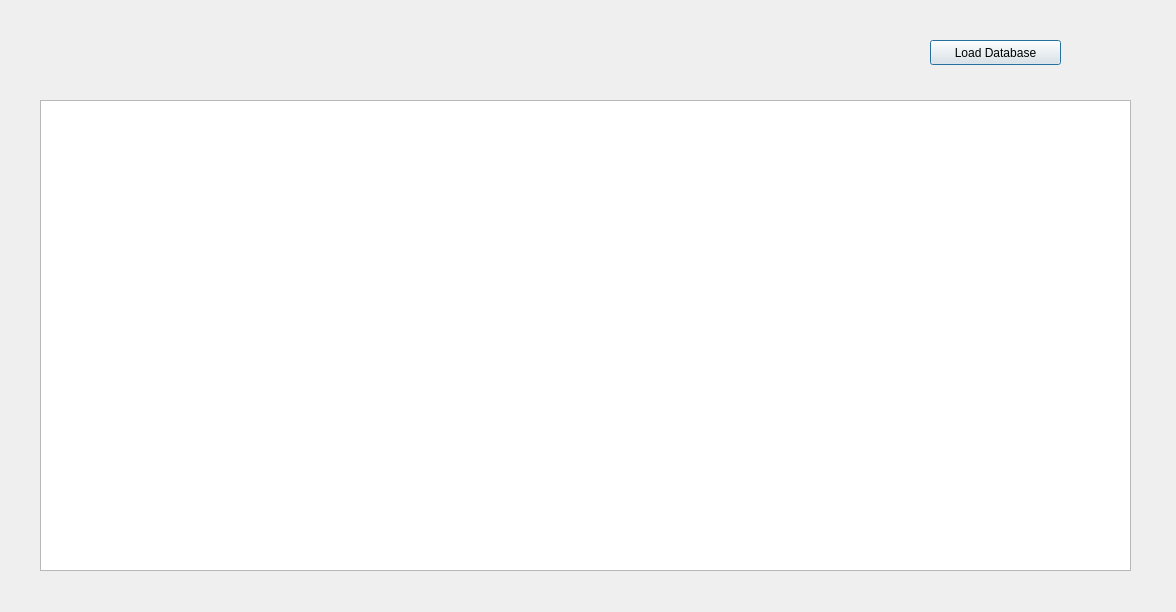
This is Vokabeltrainer/woerterbuch.ui in rschiri/Vokabeltrainer as Qt 5 draws it before an edit. The edited form follows.
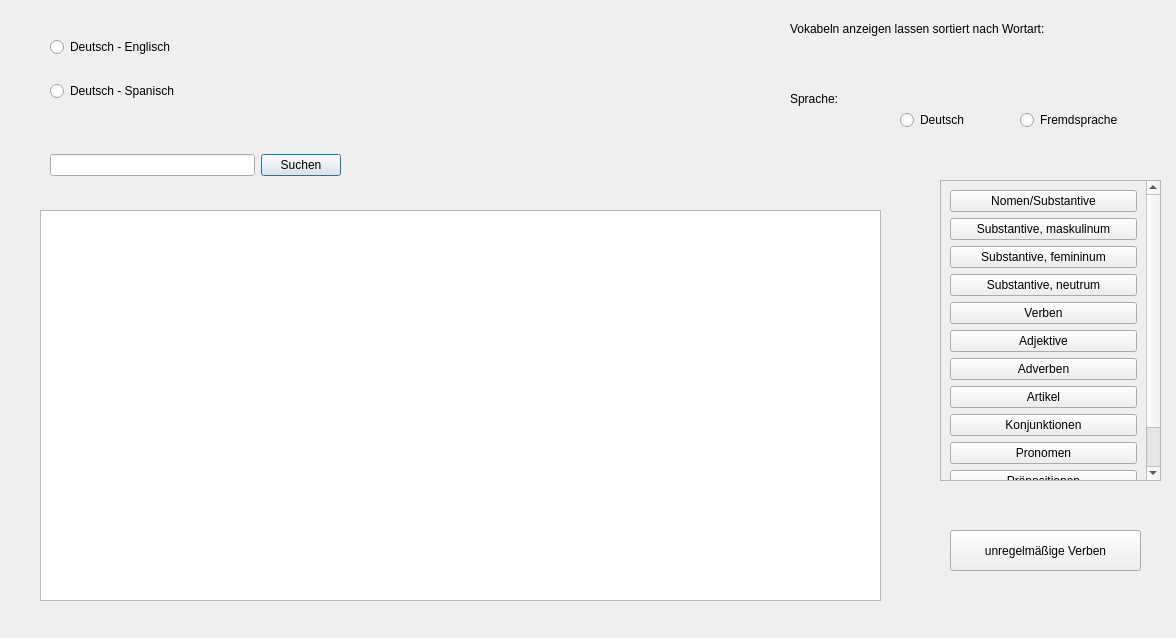
This is the edited form.

```diff
--- a/Vokabeltrainer/woerterbuch.ui
+++ b/Vokabeltrainer/woerterbuch.ui
@@ -7,35 +7,244 @@
     <x>0</x>
     <y>0</y>
     <width>1176</width>
-    <height>612</height>
+    <height>638</height>
    </rect>
   </property>
   <property name="windowTitle">
    <string>Dialog</string>
   </property>
-  <widget class="QPushButton" name="Button_LoadDatabase">
-   <property name="geometry">
-    <rect>
-     <x>930</x>
-     <y>40</y>
-     <width>131</width>
-     <height>25</height>
-    </rect>
-   </property>
-   <property name="text">
-    <string>Load Database</string>
-   </property>
-  </widget>
   <widget class="QTableView" name="tableView">
    <property name="geometry">
     <rect>
      <x>40</x>
-     <y>100</y>
-     <width>1091</width>
-     <height>471</height>
+     <y>210</y>
+     <width>841</width>
+     <height>391</height>
     </rect>
    </property>
   </widget>
+  <widget class="QWidget" name="horizontalLayoutWidget">
+   <property name="geometry">
+    <rect>
+     <x>50</x>
+     <y>120</y>
+     <width>291</width>
+     <height>91</height>
+    </rect>
+   </property>
+   <layout class="QHBoxLayout" name="horizontalLayout">
+    <item>
+     <widget class="QLineEdit" name="lineEdit_Suche"/>
+    </item>
+    <item>
+     <widget class="QPushButton" name="pushButton_Suche">
+      <property name="text">
+       <string>Suchen</string>
+      </property>
+     </widget>
+    </item>
+   </layout>
+  </widget>
+  <widget class="QLabel" name="label">
+   <property name="geometry">
+    <rect>
+     <x>790</x>
+     <y>20</y>
+     <width>351</width>
+     <height>17</height>
+    </rect>
+   </property>
+   <property name="text">
+    <string>Vokabeln anzeigen lassen sortiert nach Wortart:</string>
+   </property>
+  </widget>
+  <widget class="QLabel" name="label_2">
+   <property name="geometry">
+    <rect>
+     <x>790</x>
+     <y>90</y>
+     <width>67</width>
+     <height>17</height>
+    </rect>
+   </property>
+   <property name="text">
+    <string>Sprache: </string>
+   </property>
+  </widget>
+  <widget class="QWidget" name="gridLayoutWidget">
+   <property name="geometry">
+    <rect>
+     <x>900</x>
+     <y>80</y>
+     <width>234</width>
+     <height>80</height>
+    </rect>
+   </property>
+   <layout class="QGridLayout" name="gridLayout">
+    <item row="0" column="0">
+     <widget class="QRadioButton" name="radioButton_Deutsch">
+      <property name="text">
+       <string>Deutsch</string>
+      </property>
+     </widget>
+    </item>
+    <item row="0" column="1">
+     <widget class="QRadioButton" name="radioButton_Fremdsprache">
+      <property name="text">
+       <string>Fremdsprache</string>
+      </property>
+     </widget>
+    </item>
+   </layout>
+  </widget>
+  <widget class="QPushButton" name="pushButton_unregelVerben">
+   <property name="geometry">
+    <rect>
+     <x>950</x>
+     <y>530</y>
+     <width>191</width>
+     <height>41</height>
+    </rect>
+   </property>
+   <property name="text">
+    <string>unregelmäßige Verben</string>
+   </property>
+  </widget>
+  <widget class="QScrollArea" name="scrollArea">
+   <property name="geometry">
+    <rect>
+     <x>940</x>
+     <y>180</y>
+     <width>221</width>
+     <height>301</height>
+    </rect>
+   </property>
+   <property name="widgetResizable">
+    <bool>true</bool>
+   </property>
+   <widget class="QWidget" name="scrollAreaWidgetContents">
+    <property name="geometry">
+     <rect>
+      <x>0</x>
+      <y>-85</y>
+      <width>205</width>
+      <height>384</height>
+     </rect>
+    </property>
+    <layout class="QVBoxLayout" name="verticalLayout">
+     <item>
+      <widget class="QPushButton" name="pushbutton_Nomen">
+       <property name="text">
+        <string>Nomen/Substantive</string>
+       </property>
+      </widget>
+     </item>
+     <item>
+      <widget class="QPushButton" name="pushButton_NomenMAS">
+       <property name="text">
+        <string>Substantive, maskulinum</string>
+       </property>
+      </widget>
+     </item>
+     <item>
+      <widget class="QPushButton" name="pushButton_NomenFEM">
+       <property name="text">
+        <string>Substantive, femininum</string>
+       </property>
+      </widget>
+     </item>
+     <item>
+      <widget class="QPushButton" name="pushButton_NomenNEU">
+       <property name="text">
+        <string>Substantive, neutrum</string>
+       </property>
+      </widget>
+     </item>
+     <item>
+      <widget class="QPushButton" name="pushbutton_Verben">
+       <property name="text">
+        <string>Verben</string>
+       </property>
+      </widget>
+     </item>
+     <item>
+      <widget class="QPushButton" name="pushbutton_Adjektive">
+       <property name="text">
+        <string>Adjektive</string>
+       </property>
+      </widget>
+     </item>
+     <item>
+      <widget class="QPushButton" name="pushButton_Adverben">
+       <property name="text">
+        <string>Adverben</string>
+       </property>
+      </widget>
+     </item>
+     <item>
+      <widget class="QPushButton" name="pushButton_Artikel">
+       <property name="text">
+        <string>Artikel</string>
+       </property>
+      </widget>
+     </item>
+     <item>
+      <widget class="QPushButton" name="pushButton_Konjunktionen">
+       <property name="text">
+        <string>Konjunktionen</string>
+       </property>
+      </widget>
+     </item>
+     <item>
+      <widget class="QPushButton" name="pushButton_Pronomen">
+       <property name="text">
+        <string>Pronomen</string>
+       </property>
+      </widget>
+     </item>
+     <item>
+      <widget class="QPushButton" name="pushButton_Praeposition">
+       <property name="text">
+        <string>Präpositionen</string>
+       </property>
+      </widget>
+     </item>
+     <item>
+      <widget class="QPushButton" name="pushButton_Zahlenwoerter">
+       <property name="text">
+        <string>Zahlenwörter</string>
+       </property>
+      </widget>
+     </item>
+    </layout>
+   </widget>
+  </widget>
+  <widget class="QWidget" name="verticalLayoutWidget">
+   <property name="geometry">
+    <rect>
+     <x>50</x>
+     <y>19</y>
+     <width>211</width>
+     <height>101</height>
+    </rect>
+   </property>
+   <layout class="QVBoxLayout" name="verticalLayout_2">
+    <item>
+     <widget class="QRadioButton" name="radioButton_DE">
+      <property name="text">
+       <string>Deutsch - Englisch</string>
+      </property>
+     </widget>
+    </item>
+    <item>
+     <widget class="QRadioButton" name="radioButton_DS">
+      <property name="text">
+       <string>Deutsch - Spanisch</string>
+      </property>
+     </widget>
+    </item>
+   </layout>
+  </widget>
  </widget>
  <resources/>
  <connections/>
```
